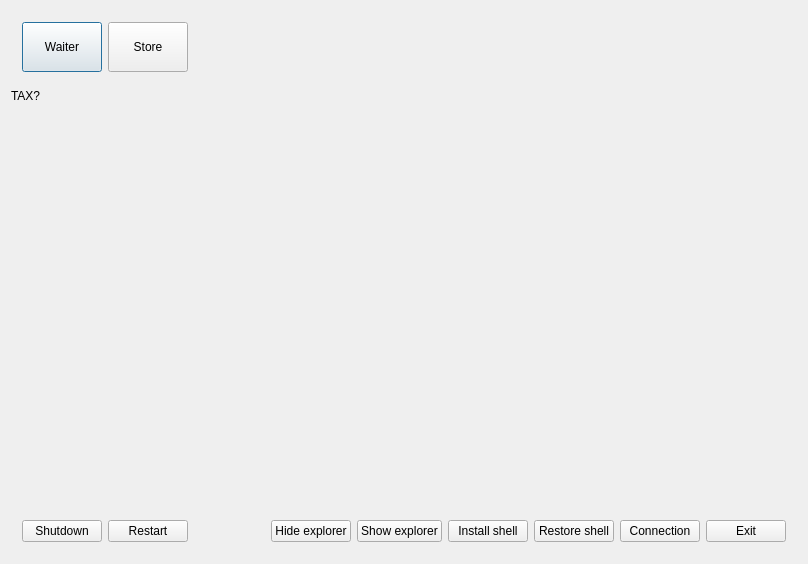
Old version of the form dialog.ui in the repository End1-1/FastFServer.
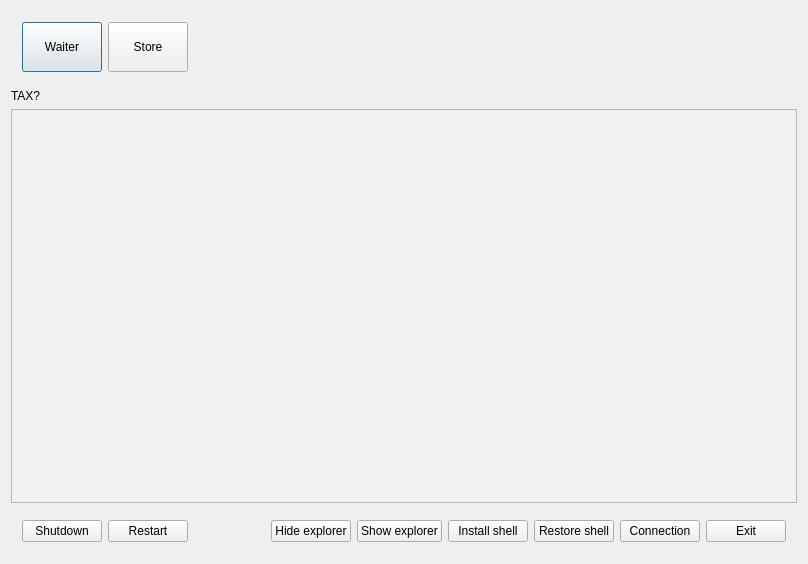
New version of the form. Icons and pictures are not drawn.

The edit to the form file:
```diff
--- a/dialog.ui
+++ b/dialog.ui
@@ -87,17 +87,14 @@
     </widget>
    </item>
    <item>
-    <spacer name="verticalSpacer">
-     <property name="orientation">
-      <enum>Qt::Vertical</enum>
+    <widget class="QPlainTextEdit" name="plLog">
+     <property name="styleSheet">
+      <string notr="true">background:rgb(241, 241, 241)</string>
      </property>
-     <property name="sizeHint" stdset="0">
-      <size>
-       <width>20</width>
-       <height>422</height>
-      </size>
+     <property name="readOnly">
+      <bool>true</bool>
      </property>
-    </spacer>
+    </widget>
    </item>
    <item>
     <widget class="QWidget" name="widget" native="true">
```
